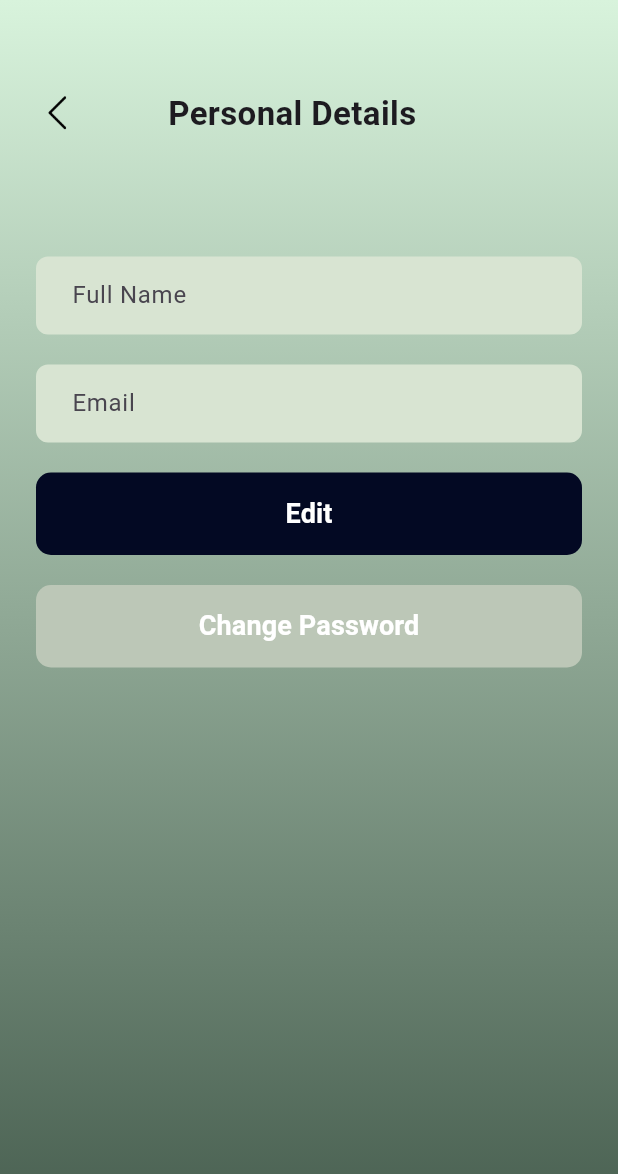
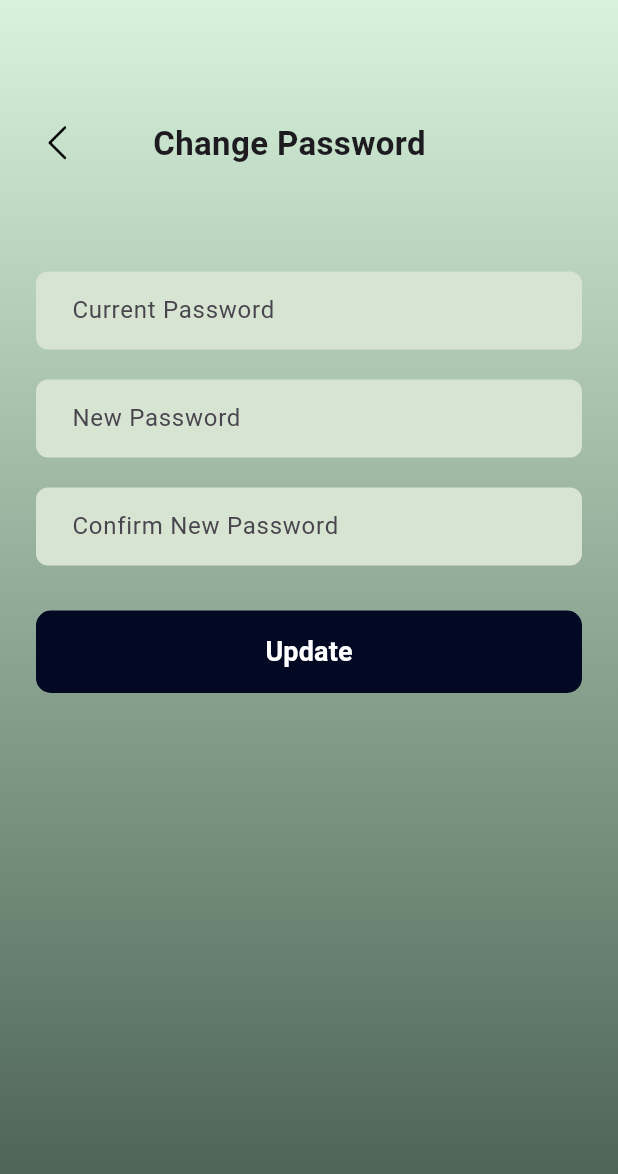
Before and after one commit to aarati123bisankhe/hamro_bhagaicha_batch35d, a Flutter app: the screen it shows after launch, on a phone screen of 412 x 824 dp. Shown: the top 1174 px of the screen. Run offline on Flutter 3.47's test engine with Material 3 defaults, Android fonts, the phone set to English and light mode, and no system bars.

Commit message:
changed password

```diff
--- a/lib/app.dart
+++ b/lib/app.dart
@@ -1,9 +1,6 @@
 import 'package:flutter/material.dart';
-import 'package:hamro_bhagaicha_batch35d/screens/personal_detail_screen.dart';
+import 'package:hamro_bhagaicha_batch35d/screens/changed_password_screen.dart';
 
-// import 'package:hamro_bhagaicha_batch35d/screens/login_screen.dart';
-// import 'package:hamro_bhagaicha_batch35d/screens/sign_up_page.dart';
-// import 'package:hamro_bhagaicha_batch35d/screens/splash_one_screen.dart';
 
 class App extends StatelessWidget {
   const App({super.key});
@@ -12,7 +9,7 @@
   Widget build(BuildContext context) {
     return MaterialApp(
       debugShowCheckedModeBanner: false,
-      home: PersonalDetailScreen(),
+      home: ChangedPasswordScreen(),
     );
   }
 }
--- /dev/null
+++ b/lib/screens/changed_password_screen.dart
@@ -0,0 +1,106 @@
+import 'package:flutter/material.dart';
+import 'package:hamro_bhagaicha_batch35d/screens/personal_detail_screen.dart';
+import 'package:hamro_bhagaicha_batch35d/widget/my_text_button.dart';
+import 'package:hamro_bhagaicha_batch35d/widget/my_text_field.dart';
+
+class ChangedPasswordScreen extends StatefulWidget {
+  const ChangedPasswordScreen({super.key});
+
+  @override
+  State<ChangedPasswordScreen> createState() => _ChangedPasswordScreenState();
+}
+
+class _ChangedPasswordScreenState extends State<ChangedPasswordScreen> {
+  final TextEditingController currentpasswordController =
+      TextEditingController();
+  final TextEditingController newpasswordController = TextEditingController();
+  final TextEditingController confirmnewpasswordController =
+      TextEditingController();
+
+  @override
+  Widget build(BuildContext context) {
+    return Scaffold(
+      body: Container(
+        width: double.infinity,
+        height: double.infinity,
+        decoration: const BoxDecoration(
+          gradient: LinearGradient(
+            begin: Alignment.topCenter,
+            end: Alignment.bottomCenter,
+            colors: [Color(0xFFD8F3DC), Color(0xFF475E4F)],
+          ),
+        ),
+        child: SafeArea(
+          child: Padding(
+            padding: const EdgeInsets.symmetric(horizontal: 24),
+            child: Column(
+              crossAxisAlignment: CrossAxisAlignment.start,
+              children: [
+                const SizedBox(height: 80),
+
+                Row(
+                  children: [
+                    GestureDetector(
+                      onTap: () {
+                        Navigator.push(
+                          context,
+                          MaterialPageRoute(
+                            builder: (context) => PersonalDetailScreen(),
+                          ),
+                        );
+                      },
+                      child: Image.asset(
+                        "assets/icons/arrow icon.png",
+                        height: 28,
+                        width: 28,
+                      ),
+                    ),
+                    const SizedBox(width: 50),
+                    const Text(
+                      "Change Password",
+                      style: TextStyle(
+                        fontSize: 22,
+                        fontWeight: FontWeight.bold,
+                      ),
+                    ),
+                  ],
+                ),
+
+                SizedBox(height: 70),
+
+                MyTextField(
+                  controller: currentpasswordController,
+                  hintText: "Current Password",
+                  errorText: "Please enter current password",
+                ),
+
+                const SizedBox(height: 20),
+
+                /// NEW PASSWORD
+                MyTextField(
+                  controller: newpasswordController,
+                  hintText: "New Password",
+                  errorText: "Please enter new password",
+                ),
+
+                const SizedBox(height: 20),
+
+                /// CONFIRM PASSWORD
+                MyTextField(
+                  controller: confirmnewpasswordController,
+                  hintText: "Confirm New Password",
+                  errorText: "Please confirm your password",
+                ),
+
+                const SizedBox(height: 30),
+
+                /// UPDATE BUTTON
+                MyTextButton(onPressed: () {}, text: "Update"),
+              ],
+            ),
+          ),
+        ),
+      ),
+    );
+  }
+}
```
